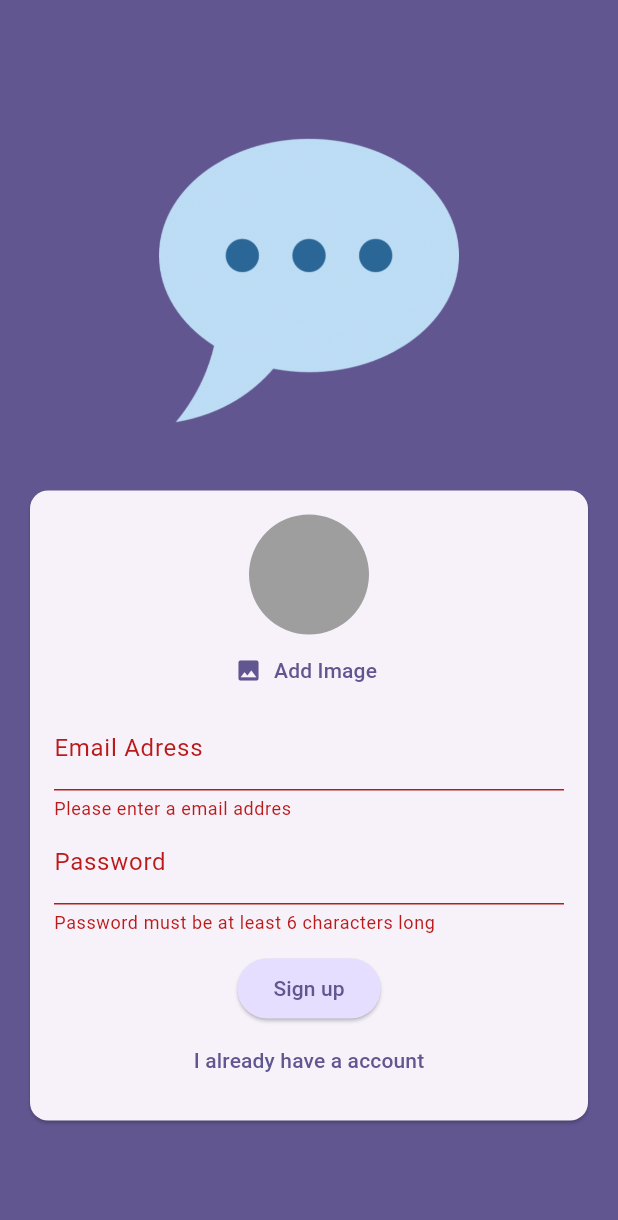
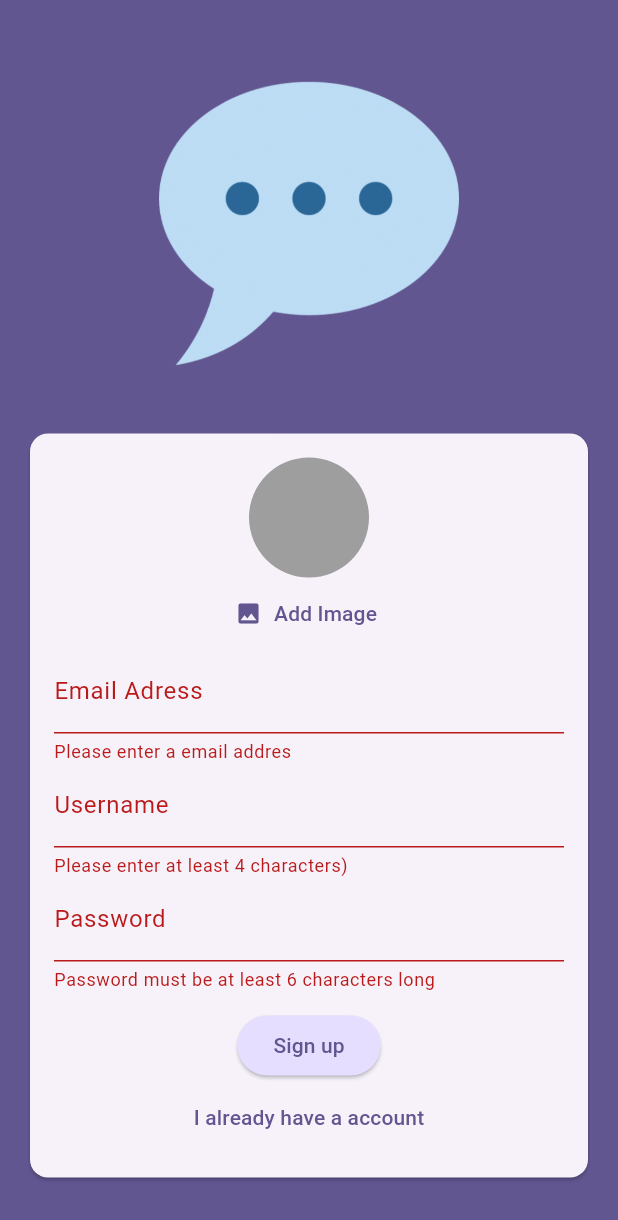
Before and after one commit to EvanSimon/chat_app, a Flutter app: the screen it shows after launch, after a tap on "Login", after a tap on "Create Account", after a tap on "Sign up", on a phone screen of 412 x 824 dp. Shown: the top 1220 px of the screen. Run offline on Flutter 3.47's test engine with Material 3 defaults, Android fonts, the phone set to English and light mode, and no system bars; our stand-ins replace cloud_firestore, firebase_auth, firebase_core, firebase_storage, image_picker; accounts and stored records are empty.

Commit message:
Saving username and setting up chatting function

```diff
--- a/lib/screens/auth.dart
+++ b/lib/screens/auth.dart
@@ -24,6 +24,7 @@ class _AuthScreenState extends State<AuthScreen> {
   var _isLogin = true;
   File? _selectedImage;
   var _isAuthenticating = false;
+  var _enteredUserName;
 
   void _submit() async {
     final isVaild = _form.currentState!.validate();
@@ -57,7 +58,7 @@ class _AuthScreenState extends State<AuthScreen> {
             .collection('users')
             .doc(userCredentials.user!.uid)
             .set({
-          'username': 'to be done',
+          'username': _enteredUserName,
           'email': _enteredEmail,
           'image_url': imageUrl,
         });
@@ -131,6 +132,23 @@ class _AuthScreenState extends State<AuthScreen> {
                               _enteredEmail = value!;
                             },
                           ),
+                          if (!_isLogin)
+                            TextFormField(
+                              decoration:
+                                  const InputDecoration(labelText: 'Username'),
+                              enableSuggestions: false,
+                              validator: (value) {
+                                if (value == null ||
+                                    value.isEmpty ||
+                                    value.trim().length < 4) {
+                                  return 'Please enter at least 4 characters)';
+                                }
+                                return null;
+                              },
+                              onSaved: (value) {
+                                _enteredUserName = value!;
+                              },
+                            ),
                           TextFormField(
                             decoration:
                                 const InputDecoration(labelText: 'Password'),
```
Also changed, not shown: lib/screens/chat.dart (+9 -2 lines), lib/widgets/chat_messages.dart (added, +12 -0 lines), lib/widgets/new_message.dart (added, +55 -0 lines).
